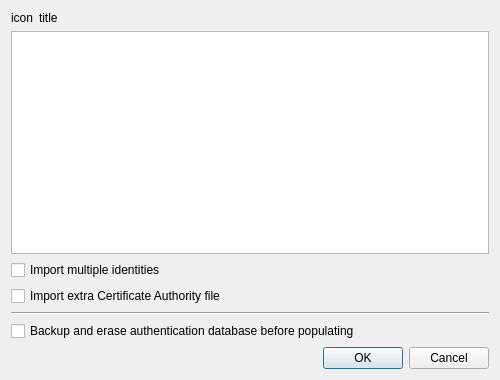
dakcarto/qgis-populate-auth-system, file populateauthsystem/populate_auth_system_dialog.ui: the form before one commit.
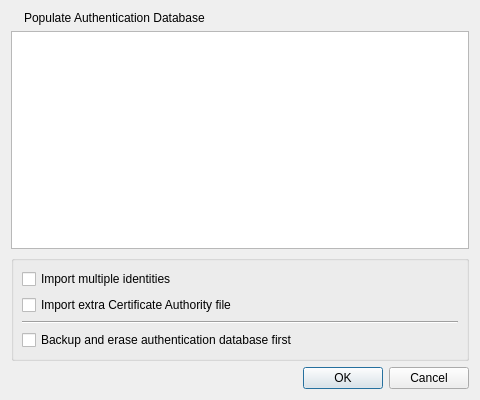
The form after the commit.

Commit message: Move functionality to dialog class; add utility dialogs and message bar

The edit to the form file:
```diff
--- a/populateauthsystem/populate_auth_system_dialog.ui
+++ b/populateauthsystem/populate_auth_system_dialog.ui
@@ -2,13 +2,11 @@
 <ui version="4.0">
  <class>PopulateAuthSystemDialog</class>
  <widget class="QDialog" name="PopulateAuthSystemDialog">
-  <property name="geometry">
-   <rect>
-    <x>0</x>
-    <y>0</y>
-    <width>500</width>
-    <height>380</height>
-   </rect>
+  <property name="minimumSize">
+   <size>
+    <width>480</width>
+    <height>400</height>
+   </size>
   </property>
   <layout class="QVBoxLayout" name="verticalLayout">
    <item>
@@ -22,32 +20,62 @@
         </sizepolicy>
        </property>
        <property name="text">
-        <string notr="true">icon</string>
+        <string notr="true"/>
        </property>
       </widget>
      </item>
      <item>
       <widget class="QLabel" name="lblTitle">
        <property name="text">
-        <string>title</string>
+        <string>Populate Authentication Database</string>
        </property>
       </widget>
      </item>
     </layout>
    </item>
    <item>
-    <widget class="QTextEdit" name="teDescription">
-     <property name="html">
-      <string>&lt;!DOCTYPE HTML PUBLIC &quot;-//W3C//DTD HTML 4.0//EN&quot; &quot;http://www.w3.org/TR/REC-html40/strict.dtd&quot;&gt;
-&lt;html&gt;&lt;head&gt;&lt;meta name=&quot;qrichtext&quot; content=&quot;1&quot; /&gt;&lt;style type=&quot;text/css&quot;&gt;
-p, li { white-space: pre-wrap; }
-&lt;/style&gt;&lt;/head&gt;&lt;body style=&quot; font-family:'.Lucida Grande UI'; font-size:13pt; font-weight:400; font-style:normal;&quot;&gt;
-&lt;p style=&quot;-qt-paragraph-type:empty; margin-top:0px; margin-bottom:0px; margin-left:0px; margin-right:0px; -qt-block-indent:0; text-indent:0px;&quot;&gt;&lt;br /&gt;&lt;/p&gt;&lt;/body&gt;&lt;/html&gt;</string>
+    <layout class="QVBoxLayout" name="verticalLayout_3">
+     <property name="spacing">
+      <number>0</number>
      </property>
+     <item>
+      <widget class="QPlainTextEdit" name="teDescription">
+       <property name="undoRedoEnabled">
+        <bool>false</bool>
+       </property>
+       <property name="readOnly">
+        <bool>true</bool>
+       </property>
     </widget>
    </item>
    <item>
-    <widget class="QCheckBox" name="chkbxMultiple">
+      <widget class="QFrame" name="frameMsgBar">
+       <property name="sizePolicy">
+        <sizepolicy hsizetype="Preferred" vsizetype="Maximum">
+         <horstretch>0</horstretch>
+         <verstretch>0</verstretch>
+        </sizepolicy>
+       </property>
+       <layout class="QVBoxLayout" name="verticalLayout_4">
+        <property name="spacing">
+         <number>0</number>
+        </property>
+        <property name="margin">
+         <number>0</number>
+        </property>
+       </layout>
+      </widget>
+     </item>
+    </layout>
+   </item>
+   <item>
+    <widget class="QGroupBox" name="grpbxOptions">
+     <layout class="QVBoxLayout" name="verticalLayout_2">
+      <property name="margin">
+       <number>8</number>
+      </property>
+      <item>
+       <widget class="QCheckBox" name="chkbxMultipleIdents">
      <property name="text">
       <string>Import multiple identities</string>
      </property>
@@ -70,10 +98,13 @@
    <item>
     <widget class="QCheckBox" name="chkbxEraseDb">
      <property name="text">
-      <string>Backup and erase authentication database before populating</string>
+         <string>Backup and erase authentication database first</string>
      </property>
     </widget>
    </item>
+     </layout>
+    </widget>
+   </item>
    <item>
     <widget class="QDialogButtonBox" name="button_box">
      <property name="orientation">
```
Left out of the diff: 37 changed lines with no effect on the pictures. Lines whose indentation alone changed are shown as unchanged. The commit also changes 3 other files.
